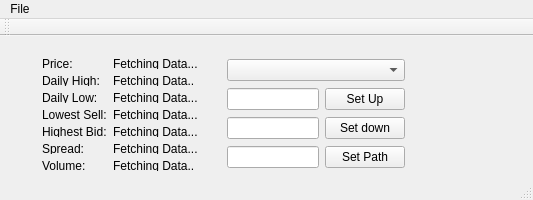
This is src/mainwindow.ui in DrGrid/Crypto-Ticker as Qt 5 draws it before an edit. The edited form follows.
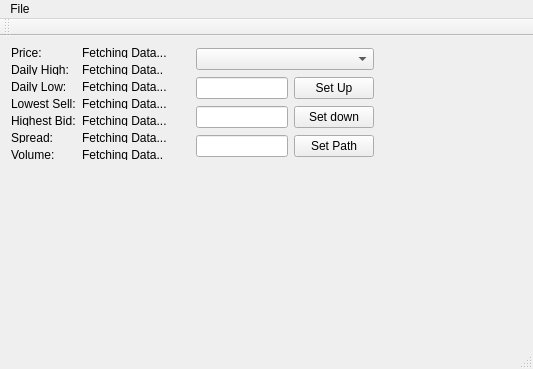
This is the edited form.

Diff of the .ui file:
```diff
--- a/src/mainwindow.ui
+++ b/src/mainwindow.ui
@@ -7,7 +7,7 @@
     <x>0</x>
     <y>0</y>
     <width>533</width>
-    <height>200</height>
+    <height>369</height>
    </rect>
   </property>
   <property name="windowTitle">
@@ -17,8 +17,8 @@
    <widget class="QWidget" name="layoutWidget">
     <property name="geometry">
      <rect>
-      <x>31</x>
-      <y>11</y>
+      <x>0</x>
+      <y>0</y>
       <width>398</width>
       <height>135</height>
      </rect>
```
Left out of the diff: 5 changed lines with no effect on the pictures.
